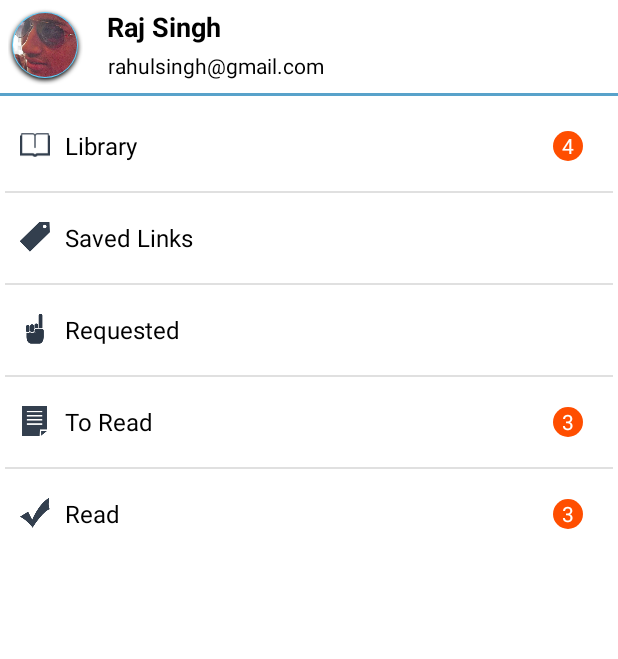
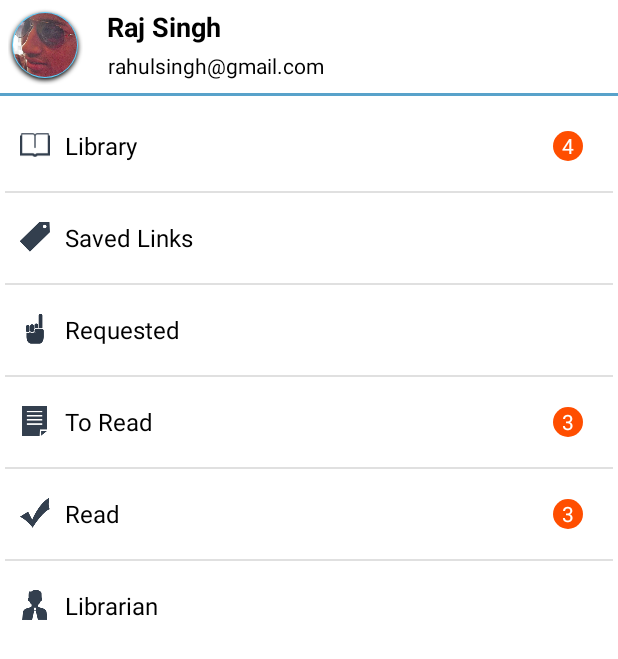
Before and after one commit to vivekkjha/KilkaariLibrary, an Android app: the fragment NavigationDrawerFragment placed in its activity, on a phone screen of 412 x 824 dp. Shown: the top 659 px of the screen. Run offline under Robolectric (Android 15) with nearby library versions, the phone set to English and light mode, and no system bars.

Commit message:
icon changes

```diff
--- a/app/src/main/java/org/kilkaari/library/adapters/BooksCategoriesAdapter.java
+++ b/app/src/main/java/org/kilkaari/library/adapters/BooksCategoriesAdapter.java
@@ -66,7 +66,7 @@ public class BooksCategoriesAdapter extends BaseAdapter {
         }
 
         viewHolder.txt_categoryName.setText(model);
-        viewHolder.img_categoryImage.setImageDrawable(context.getResources().getDrawable(R.drawable.bhagat));
+        viewHolder.img_categoryImage.setImageDrawable(context.getResources().getDrawable(R.drawable.icon_book_default));
         viewHolder.txt_categoryCount.setText("20");
 
 
--- a/app/src/main/java/org/kilkaari/library/fragments/NavigationDrawerFragment.java
+++ b/app/src/main/java/org/kilkaari/library/fragments/NavigationDrawerFragment.java
@@ -104,7 +104,8 @@ public class NavigationDrawerFragment extends Fragment {
                 new SlideItem(-1, getResources().getString(R.string.savedLinks), R.drawable.icon_saved_pages),
                 new SlideItem(-1, getResources().getString(R.string.requestedBooks), R.drawable.icon_requested),
                 new SlideItem(3, getResources().getString(R.string.toRead), R.drawable.icon_toread),
-                new SlideItem(3, getResources().getString(R.string.read), R.drawable.icon_already_read)
+                new SlideItem(3, getResources().getString(R.string.read), R.drawable.icon_already_read),
+                new SlideItem(-1, getResources().getString(R.string.librarian), R.drawable.icon_admin)
         };
 
 
--- a/app/src/main/res/drawable/gradient_category_name.xml
+++ b/app/src/main/res/drawable/gradient_category_name.xml
@@ -7,7 +7,6 @@
     <gradient
         android:angle="90"
         android:startColor="@color/blackOverlay"
-        android:endColor="@null"
         android:type="linear"
 
         />
--- a/app/src/main/res/values/strings.xml
+++ b/app/src/main/res/values/strings.xml
@@ -13,6 +13,7 @@
     <string name="requestedBooks">Requested</string>
     <string name="toRead">To Read</string>
     <string name="read">Read</string>
+    <string name="librarian">Librarian</string>
 
 
 </resources>
```
